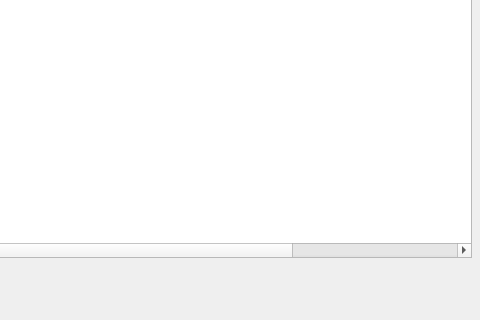
First picture: the form in mainwindow_lh.ui, repository j0n9m1n1/get_lh_rent_house_list, before the edit; both pictures show x 309 to 789 and y 283 to 603 of the 1519 by 603 pixel window.
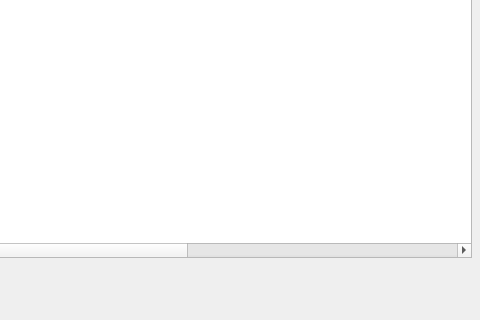
Second picture: the form after the edit.

Commit message: row 더블클릭 시 x, y -> google map으로 띄워 주는 중 (시그널과 x, y까지 구함)

```diff
--- a/mainwindow_lh.ui
+++ b/mainwindow_lh.ui
@@ -42,7 +42,7 @@
      <number>0</number>
     </property>
     <property name="columnCount">
-     <number>9</number>
+     <number>11</number>
     </property>
     <column>
      <property name="text">
@@ -89,6 +89,16 @@
       <string>화장실</string>
      </property>
     </column>
+    <column>
+     <property name="text">
+      <string>X</string>
+     </property>
+    </column>
+    <column>
+     <property name="text">
+      <string>Y</string>
+     </property>
+    </column>
    </widget>
    <widget class="QLabel" name="label_grt_money">
     <property name="geometry">
```
Left out of the diff: 2 changed lines with no effect on the pictures. The commit also changes 1 other file.
